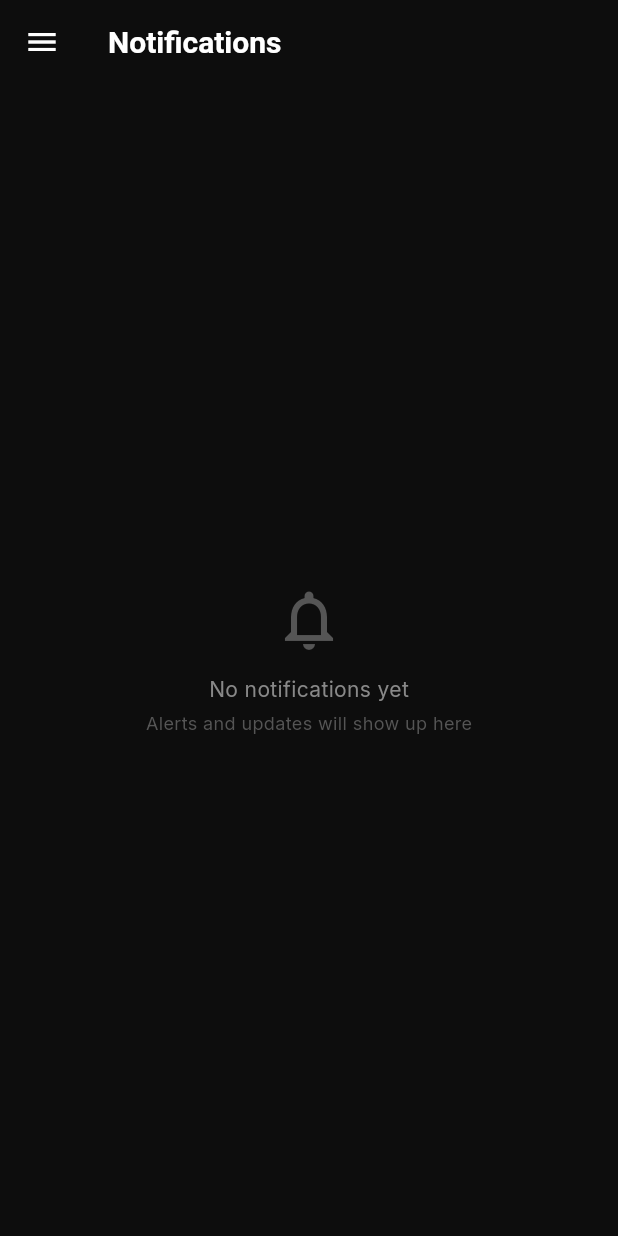
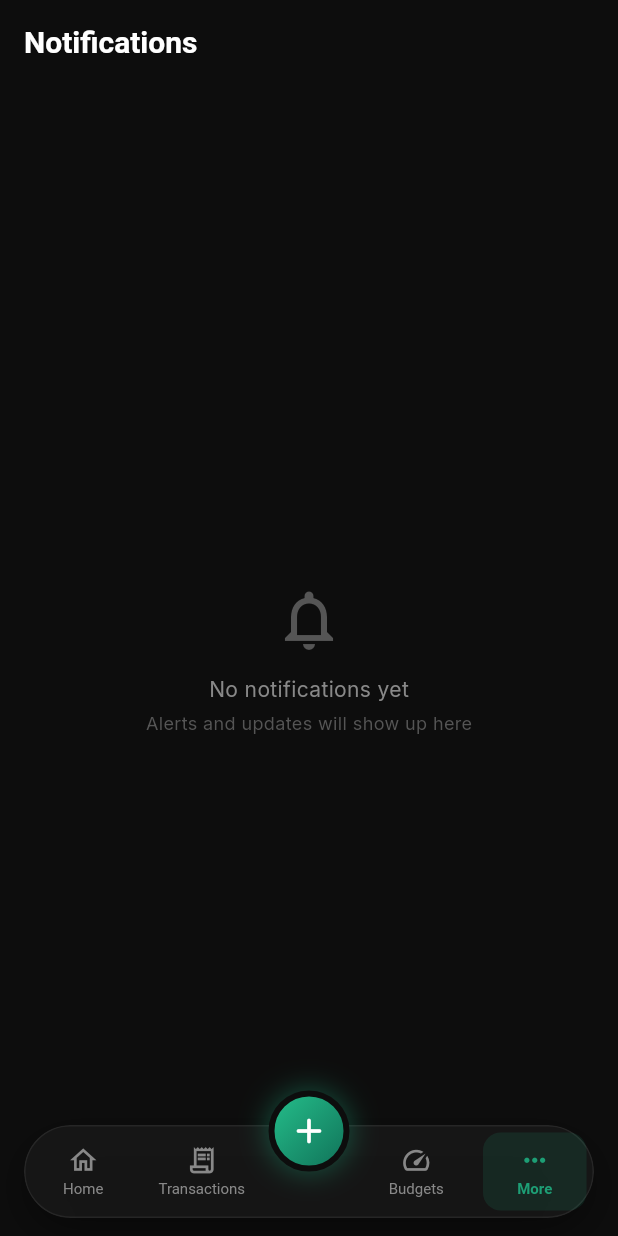
Before and after one commit to Saintzycode/Budgetko, a Flutter app: the NotificationsScreen screen opened by its route, on a phone screen of 412 x 824 dp. Run offline on Flutter 3.47's test engine with Material 3 defaults, Android fonts, the phone set to English and light mode, and no system bars; our stand-ins replace drift, fl_chart, flutter_local_notifications, flutter_riverpod, flutter_spinkit, flutter_timezone and 5 more; accounts and stored records are empty; generated files the repository leaves out were written again.

Commit message:
feat(nav): floating bottom bar replaces the drawer
The drawer is gone. Navigation now runs through a translucent pill that
floats above the content: a 20px BackdropFilter over a 72% opaque
surface, a deeper drop shadow, and insets on all four sides so it reads
as a detached object. The Scaffold sets extendBody so screens scroll
underneath it.

The bar is a Stack overlay rather than bottomNavigationBar, which is
what previously made it look bolted on. The center-docked Quick Add
button keeps its place in the gap between the middle tabs.

AppShell keeps a 30 deep history stack behind PopScope so hardware back
walks screens in the order they were visited and Quick Add returns to
where it was opened from. Reports, Wallets, Goals, Categories,
Recurring, Notifications and Settings moved into a More sheet, keeping
the bar to four targets.

The hamburger leading is removed from every screen that had one.

```diff
--- a/lib/core/router.dart
+++ b/lib/core/router.dart
@@ -1,3 +1,5 @@
+import 'dart:ui' show ImageFilter;
+
 import 'package:flutter/material.dart';
 import 'package:flutter_riverpod/flutter_riverpod.dart';
 import 'package:go_router/go_router.dart';
@@ -17,13 +19,7 @@ import '../features/settings/settings_screen.dart';
 import '../core/theme/app_theme.dart';
 import '../data/repositories/providers.dart';
 
-// ── Global drawer key ──────────────────────────────────────────────────────────
-
-final _drawerKey = GlobalKey<ScaffoldState>();
-
-void openDrawer() {
-  _drawerKey.currentState?.openDrawer();
-}
+// ── Navigation destinations ────────────────────────────────────────────────────
 
 final appRouter = GoRouter(
   initialLocation: '/splash',
@@ -125,8 +121,6 @@ class _AppShellState extends State<AppShell> {
   Widget build(BuildContext context) {
     final location = GoRouterState.of(context).uri.path;
     final isCurrent = ModalRoute.of(context)?.isCurrent ?? true;
-    final showQuickAdd = isCurrent &&
-        (location == '/' || location == '/transactions');
 
     return PopScope(
       canPop: _history.length <= 1,
@@ -134,242 +128,256 @@ class _AppShellState extends State<AppShell> {
         if (!didPop) _goBack();
       },
       child: Scaffold(
-      key: _drawerKey,
         backgroundColor: AppColors.bg,
-      drawer: _AppDrawer(),
-      body: widget.child,
-      floatingActionButton: showQuickAdd
-          ? Material(
-              shape: const CircleBorder(),
-              color: Colors.transparent,
-              elevation: 0,
-              child: InkWell(
-                customBorder: const CircleBorder(),
-                onTap: () => context.push('/quick-add'),
-                child: Container(
-                  width: 60,
-                  height: 60,
-                  decoration: BoxDecoration(
-                    shape: BoxShape.circle,
-                    gradient: const LinearGradient(
-                      begin: Alignment.topLeft,
-                      end: Alignment.bottomRight,
-                      colors: [
-                        AppColors.tealLight,
-                        AppColors.tealDark,
-                      ],
+        // Lets each screen's content scroll underneath the floating bar
+        // instead of stopping at a hard edge above it.
+        extendBody: true,
+        body: Stack(
+          children: [
+            AnimatedSwitcher(
+              duration: const Duration(milliseconds: 180),
+              switchInCurve: Curves.easeOut,
+              switchOutCurve: Curves.easeIn,
+              transitionBuilder: (child, animation) {
+                return FadeTransition(
+                  opacity: animation,
+                  child: child,
+                );
+              },
+              child: KeyedSubtree(
+                key: ValueKey(location),
+                child: widget.child,
               ),
-                    boxShadow: [
-                      BoxShadow(
-                        color: AppColors.teal
-                            .withValues(alpha: 0.5),
-                        blurRadius: 20,
-                        spreadRadius: 2,
+            ),
+            if (isCurrent)
+              Positioned(
+                left: 0,
+                right: 0,
+                bottom: 0,
+                child: _FloatingNavBar(location: location),
               ),
           ],
         ),
-                  child: const Icon(
-                    Icons.add_rounded,
-                    color: Colors.white,
-                    size: 30,
-                  ),
-                ),
-              ),
-            )
-          : null,
-      floatingActionButtonLocation: showQuickAdd
-          ? FloatingActionButtonLocation.endFloat
-          : null,
       ),
     );
   }
 }
 
-// ── Side drawer ────────────────────────────────────────────────────────────────
+// ── Curved bottom navigation ───────────────────────────────────────────────────
 
-class _AppDrawer extends StatelessWidget {
+class _NavTabSpec {
+  final IconData icon;
+  final IconData activeIcon;
+  final String label;
+  final String path;
+  const _NavTabSpec(
+      this.icon, this.activeIcon, this.label, this.path);
+}
+
+const List<_NavTabSpec> _kNavTabs = [
+  _NavTabSpec(Icons.home_outlined, Icons.home, 'Home', '/'),
+  _NavTabSpec(Icons.receipt_long_outlined, Icons.receipt_long,
+      'Transactions', '/transactions'),
+  _NavTabSpec(Icons.speed_outlined, Icons.speed, 'Budgets', '/alerts'),
+];
+
+class _MoreDest {
+  final IconData icon;
+  final String label;
+  final String path;
+  const _MoreDest(this.icon, this.label, this.path);
+}
+
+const List<String> _kMorePaths = [
+  '/reports',
+  '/wallets',
+  '/goals',
+  '/categories',
+  '/recurring',
+  '/notifications',
+  '/settings',
+];
+
+const List<_MoreDest> _kMoreDests = [
+  _MoreDest(Icons.bar_chart_outlined, 'Reports', '/reports'),
+  _MoreDest(
+      Icons.account_balance_wallet_outlined, 'Wallets', '/wallets'),
+  _MoreDest(Icons.savings_outlined, 'Savings Goals', '/goals'),
+  _MoreDest(Icons.category_outlined, 'Categories', '/categories'),
+  _MoreDest(Icons.repeat_outlined, 'Recurring', '/recurring'),
+  _MoreDest(
+      Icons.notifications_outlined, 'Notifications', '/notifications'),
+  _MoreDest(Icons.settings_outlined, 'Settings', '/settings'),
+];
+
+class _FloatingNavBar extends StatelessWidget {
+  final String location;
+  const _FloatingNavBar({required this.location});
+
+  bool get _moreActive => _kMorePaths.contains(location);
+
+  Future<void> _openMore(BuildContext context) async {
+    final messenger = ScaffoldMessenger.of(context);
+    final nav = Navigator.of(context);
+    final router = GoRouter.of(context);
+    await showModalBottomSheet(
+      context: context,
+      backgroundColor: Colors.transparent,
+      isScrollControlled: true,
+      builder: (sheetContext) => Container(
+        decoration: const BoxDecoration(
+          color: AppColors.bgCard,
+          borderRadius:
+              BorderRadius.vertical(top: Radius.circular(28)),
+        ),
+        child: SafeArea(
+          top: false,
+          child: Column(
+            mainAxisSize: MainAxisSize.min,
+            children: [
+              const SizedBox(height: 12),
+              Container(
+                width: 40,
+                height: 4,
+                decoration: BoxDecoration(
+                  color: AppColors.bgSurface,
+                  borderRadius: BorderRadius.circular(2),
+                ),
+              ),
+              const SizedBox(height: 14),
+              for (final dest in _kMoreDests)
+                ListTile(
+                  leading: Container(
+                    width: 40,
+                    height: 40,
+                    decoration: BoxDecoration(
+                      color: AppColors.teal
+                          .withValues(alpha: 0.15),
+                      borderRadius:
+                          BorderRadius.circular(12),
+                    ),
+                    child: Icon(dest.icon,
+                        color: AppColors.teal, size: 20),
+                  ),
+                  title: Text(
+                    dest.label,
+                    style: const TextStyle(
+                      color: AppColors.textPrimary,
+                      fontSize: 15,
+                      fontWeight: FontWeight.w500,
+                    ),
+                  ),
+                  trailing: location == dest.path
+                      ? const Icon(Icons.check,
+                          color: AppColors.teal, size: 18)
+                      : const Icon(Icons.chevron_right,
+                          color: AppColors.textHint, size: 18),
+                  onTap: () {
+                    nav.pop();
+                    router.go(dest.path);
+                  },
+                ),
+              const SizedBox(height: 8),
+            ],
+          ),
+        ),
+      ),
+    );
+    if (messenger.mounted) {
+      messenger.hideCurrentSnackBar();
+    }
+  }
+
   @override
   Widget build(BuildContext context) {
-    final location = GoRouterState.of(context).uri.path;
-
-    return Drawer(
-      child: SafeArea(
-        child: Column(
+    // Inset from every edge so the pill reads as a detached object
+    // rather than a bar bolted to the bottom of the screen.
+    final bottom = MediaQuery.viewPaddingOf(context).bottom;
+    return Padding(
+      padding: EdgeInsets.fromLTRB(16, 0, 16, bottom + 12),
+      child: SizedBox(
+        height: 62,
+        child: Stack(
+          clipBehavior: Clip.none,
+          alignment: Alignment.center,
           children: [
-            // ── Header ──────────────────────────────────────
-            Container(
-              padding: const EdgeInsets.all(24),
-              width: double.infinity,
-              child: Column(
-                crossAxisAlignment: CrossAxisAlignment.start,
-                children: [
-                  Container(
-                    width: 52,
-                    height: 52,
+            Positioned.fill(
+              child: DecoratedBox(
                 decoration: BoxDecoration(
-                      color: AppColors.teal,
-                      borderRadius: BorderRadius.circular(14),
+                  borderRadius: BorderRadius.circular(31),
                   boxShadow: [
                     BoxShadow(
-                          color: AppColors.teal.withValues(alpha: 0.4),
-                          blurRadius: 16,
-                          spreadRadius: 0,
+                      color: Colors.black.withValues(alpha: 0.45),
+                      blurRadius: 24,
+                      spreadRadius: -4,
+                      offset: const Offset(0, 10),
                     ),
                   ],
                 ),
                 child: ClipRRect(
-                      borderRadius: BorderRadius.circular(12),
-                      child: Image.asset(
-                        'assets/android/Logo.png',
-                        fit: BoxFit.contain,
+                  borderRadius: BorderRadius.circular(31),
+                  child: BackdropFilter(
+                    filter: ImageFilter.blur(
+                      sigmaX: 20,
+                      sigmaY: 20,
+                    ),
+                    child: Container(
+                      decoration: BoxDecoration(
+                        color: AppColors.bgCard
+                            .withValues(alpha: 0.72),
+                        borderRadius: BorderRadius.circular(31),
+                        border: Border.all(
+                          color:
+                              Colors.white.withValues(alpha: 0.07),
+                          width: 1,
+                        ),
+                      ),
+                      child: const SizedBox.expand(),
                     ),
                   ),
                 ),
-                  const SizedBox(height: 12),
-                  const Text(
-                    'BudgetKo',
-                    style: TextStyle(
-                      color: AppColors.textPrimary,
-                      fontSize: 22,
-                      fontWeight: FontWeight.w800,
               ),
             ),
-                  const Text(
-                    'Manage your money',
-                    style: TextStyle(
-                      color: AppColors.textSecondary,
-                      fontSize: 13,
+              Positioned.fill(
+                child: Row(
+                  children: [
+                    _NavTab(
+                      spec: _kNavTabs[0],
+                      selected: location == _kNavTabs[0].path,
+                      onTap: () =>
+                          context.go(_kNavTabs[0].path),
                     ),
+                    _NavTab(
+                      spec: _kNavTabs[1],
+                      selected: location == _kNavTabs[1].path,
+                      onTap: () =>
+                          context.go(_kNavTabs[1].path),
+                    ),
+                    const SizedBox(width: 64),
+                    _NavTab(
+                      spec: _kNavTabs[2],
+                      selected: location == _kNavTabs[2].path,
+                      showBadge: true,
+                      onTap: () =>
+                          context.go(_kNavTabs[2].path),
+                    ),
+                    _NavTab(
+                      spec: const _NavTabSpec(
+                          Icons.more_horiz, Icons.more_horiz,
+                          'More', ''),
+                      selected: _moreActive,
+                      onTap: () => _openMore(context),
                     ),
                   ],
                 ),
               ),
-            const Divider(height: 1),
-            const SizedBox(height: 8),
-
-            // ── Nav items ────────────────────────────────────
-            Expanded(
-              child: ListView(
-                padding: const EdgeInsets.symmetric(
-                    horizontal: 12),
-                children: [
-                  _DrawerItem(
-                    icon: Icons.home_outlined,
-                    activeIcon: Icons.home,
-                    label: 'Home',
-                    path: '/',
-                    currentPath: location,
-                    onTap: () {
-                      Navigator.pop(context);
-                      context.go('/');
-                    },
-                  ),
-                  _DrawerItem(
-                    icon: Icons.receipt_long_outlined,
-                    activeIcon: Icons.receipt_long,
-                    label: 'Transactions',
-                    path: '/transactions',
-                    currentPath: location,
-                    onTap: () {
-                      Navigator.pop(context);
-                      context.go('/transactions');
-                    },
-                  ),
-                  _DrawerItem(
-                    icon: Icons.notifications_outlined,
-                    activeIcon: Icons.notifications,
-                    label: 'Notifications',
-                    path: '/notifications',
-                    currentPath: location,
-                    trailing:
-                        const _NotificationCountBadge(),
-                    onTap: () {
-                      Navigator.pop(context);
-                      context.go('/notifications');
-                    },
-                  ),
-                  _DrawerItem(
-                    icon: Icons.account_balance_wallet_outlined,
-                    activeIcon: Icons.account_balance_wallet,
-                    label: 'Wallets',
-                    path: '/wallets',
-                    currentPath: location,
-                    onTap: () {
-                      Navigator.pop(context);
-                      context.go('/wallets');
-                    },
-                  ),
-                  _DrawerItem(
-                    icon: Icons.savings_outlined,
-                    activeIcon: Icons.savings,
-                    label: 'Savings Goals',
-                    path: '/goals',
-                    currentPath: location,
-                    onTap: () {
-                      Navigator.pop(context);
-                      context.go('/goals');
-                    },
-                  ),
-                  _DrawerItem(
-                    icon: Icons.notifications_outlined,
-                    activeIcon: Icons.notifications,
-                    label: 'Spending Limits',
-                    path: '/alerts',
-                    currentPath: location,
-                    onTap: () {
-                      Navigator.pop(context);
-                      context.go('/alerts');
-                    },
-                  ),
-                  _DrawerItem(
-                    icon: Icons.repeat_outlined,
-                    activeIcon: Icons.repeat,
-                    label: 'Recurring',
-                    path: '/recurring',
-                    currentPath: location,
-                    onTap: () {
-                      Navigator.pop(context);
-                      context.go('/recurring');
-                    },
-                  ),
-                  _DrawerItem(
-                    icon: Icons.bar_chart_outlined,
-                    activeIcon: Icons.bar_chart,
-                    label: 'Reports',
-                    path: '/reports',
-                    currentPath: location,
-                    onTap: () {
-                      Navigator.pop(context);
-                      context.go('/reports');
-                    },
-                  ),
-                  const SizedBox(height: 8),
-                  const Divider(),
-                  const SizedBox(height: 8),
-                  _DrawerItem(
-                    icon: Icons.settings_outlined,
-                    activeIcon: Icons.settings,
-                    label: 'Settings',
-                    path: '/settings',
-                    currentPath: location,
-                    onTap: () {
-                      Navigator.pop(context);
-                      context.go('/settings');
-                    },
-                  ),
-                ],
-              ),
-            ),
-
-            // ── Footer ───────────────────────────────────────
-            const Padding(
-              padding: EdgeInsets.all(16),
-              child: Text(
-                'BudgetKo v2.1.0',
-                style: TextStyle(
-                  color: AppColors.textHint,
-                  fontSize: 12,
-                ),
+              Positioned(
+                left: 0,
+                right: 0,
+                top: -23,
+                child: Center(
+                  child: _QuickAddDockButton(
+                      origin: location),
                 ),
               ),
             ],
@@ -379,121 +387,147 @@ class _AppDrawer extends StatelessWidget {
   }
 }
 
-// ── Drawer item ────────────────────────────────────────────────────────────────
-
-class _DrawerItem extends StatelessWidget {
-  final IconData icon;
-  final IconData activeIcon;
-  final String label;
-  final String path;
-  final String currentPath;
+class _NavTab extends StatelessWidget {
+  final _NavTabSpec spec;
+  final bool selected;
   final VoidCallback onTap;
-  final Widget? trailing;
-
-  const _DrawerItem({
-    required this.icon,
-    required this.activeIcon,
-    required this.label,
-    required this.path,
-    required this.currentPath,
+  final bool showBadge;
+  const _NavTab({
+    required this.spec,
+    required this.selected,
     required this.onTap,
-    this.trailing,
+    this.showBadge = false,
   });
-
-  bool get isActive => currentPath == path;
 
   @override
   Widget build(BuildContext context) {
-    return GestureDetector(
+    return Expanded(
+      child: InkWell(
         onTap: onTap,
+        borderRadius: BorderRadius.circular(12),
         child: AnimatedContainer(
-        duration: const Duration(milliseconds: 200),
-        margin: const EdgeInsets.only(bottom: 4),
-        padding: const EdgeInsets.symmetric(
-            horizontal: 16, vertical: 12),
+          duration: const Duration(milliseconds: 180),
+          curve: Curves.easeOut,
+          margin:
+              const EdgeInsets.symmetric(horizontal: 5, vertical: 5),
           decoration: BoxDecoration(
-          color: isActive
-              ? AppColors.teal.withValues(alpha: 0.15)
+            color: selected
+                ? AppColors.teal.withValues(alpha: 0.14)
                 : Colors.transparent,
-          borderRadius: BorderRadius.circular(14),
-          border: Border.all(
-            color: isActive
-                ? AppColors.teal.withValues(alpha: 0.3)
-                : Colors.transparent,
-            width: 0.5,
+            borderRadius: BorderRadius.circular(12),
+          ),
+          child: Column(
+            mainAxisAlignment: MainAxisAlignment.center,
+            children: [
+              Stack(
+                clipBehavior: Clip.none,
+                children: [
+                  AnimatedSwitcher(
+                    duration: const Duration(milliseconds: 160),
+                    child: Icon(
+                      selected ? spec.activeIcon : spec.icon,
+                      key: ValueKey(selected),
+                      color: selected
+                          ? AppColors.teal
+                          : AppColors.textSecondary,
+                      size: 21,
                     ),
                   ),
-        child: Row(
-          children: [
-            Icon(
-              isActive ? activeIcon : icon,
-              color: isActive
+                  if (showBadge) const _OverBudgetDot(),
+                ],
+              ),
+              const SizedBox(height: 3),
+              AnimatedDefaultTextStyle(
+                duration: const Duration(milliseconds: 180),
+                style: TextStyle(
+                  color: selected
                       ? AppColors.teal
                       : AppColors.textSecondary,
-              size: 22,
-            ),
-            const SizedBox(width: 14),
-            Text(
-              label,
-              style: TextStyle(
-                color: isActive
-                    ? AppColors.teal
-                    : AppColors.textPrimary,
-                fontWeight: isActive
+                  fontSize: 10,
+                  fontWeight: selected
                       ? FontWeight.w600
                       : FontWeight.w400,
-                fontSize: 15,
                 ),
+                child: Text(
+                  spec.label,
+                  maxLines: 1,
+                  overflow: TextOverflow.ellipsis,
                 ),
-            if (trailing != null) ...[
-              const Spacer(),
-              trailing!,
-            ] else if (isActive) ...[
-              const Spacer(),
-              Container(
-                width: 6,
-                height: 6,
-                decoration: BoxDecoration(
-                  color: AppColors.teal,
-                  shape: BoxShape.circle,
-                  boxShadow: [
-                    BoxShadow(
-                      color: AppColors.teal.withValues(alpha: 0.5),
-                      blurRadius: 6,
               ),
             ],
           ),
-              ),
-            ],
-          ],
         ),
       ),
     );
   }
 }
 
-class _NotificationCountBadge extends ConsumerWidget {
-  const _NotificationCountBadge();
+class _OverBudgetDot extends ConsumerWidget {
+  const _OverBudgetDot();
 
   @override
   Widget build(BuildContext context, WidgetRef ref) {
-    final unread = ref.watch(unreadNotificationsProvider);
-    if (unread <= 0) return const SizedBox.shrink();
-    return Container(
-      padding: const EdgeInsets.symmetric(
-          horizontal: 8, vertical: 3),
-      decoration: BoxDecoration(
-        color:
-            AppColors.expense.withValues(alpha: 0.15),
-        borderRadius: BorderRadius.circular(10),
+    final statusesAsync =
+        ref.watch(categoryBudgetStatusProvider);
+    final count = statusesAsync.valueOrNull
+            ?.where((s) => s.isOver)
+            .length ??
+        0;
+    if (count == 0) return const SizedBox.shrink();
+    return Positioned(
+      right: -5,
+      top: -3,
+      child: Container(
+        width: 8,
+        height: 8,
+        decoration: const BoxDecoration(
+          color: AppColors.expense,
+          shape: BoxShape.circle,
         ),
-      child: Text(
-        unread > 99 ? '99+' : '$unread',
-        style: const TextStyle(
-            color: AppColors.expense,
-            fontSize: 11,
-            fontWeight: FontWeight.w700),
       ),
     );
   }
 }
+
+class _QuickAddDockButton extends StatelessWidget {
+  final String origin;
+  const _QuickAddDockButton({required this.origin});
+
+  @override
+  Widget build(BuildContext context) {
+    return Container(
+      width: 54,
+      height: 54,
+      decoration: BoxDecoration(
+        shape: BoxShape.circle,
+        gradient: const LinearGradient(
+          begin: Alignment.topLeft,
+          end: Alignment.bottomRight,
+          colors: [AppColors.tealLight, AppColors.tealDark],
+        ),
+        border: Border.all(color: AppColors.bg, width: 4),
+        boxShadow: [
+          BoxShadow(
+            color: AppColors.teal.withValues(alpha: 0.45),
+            blurRadius: 16,
+            spreadRadius: 1,
+          ),
+        ],
+      ),
+      child: Material(
+        color: Colors.transparent,
+        shape: const CircleBorder(),
+        child: InkWell(
+          customBorder: const CircleBorder(),
+          onTap: () => context.push(
+              '/quick-add?from=${Uri.encodeComponent(origin)}'),
+          child: const Icon(
+            Icons.add_rounded,
+            color: Colors.white,
+            size: 28,
+          ),
+        ),
+      ),
+    );
+  }
+}
--- a/lib/features/notifications/notifications_screen.dart
+++ b/lib/features/notifications/notifications_screen.dart
@@ -1,4 +1,3 @@
-import '../../core/router.dart';
 import 'package:flutter/material.dart';
 import 'package:flutter_riverpod/flutter_riverpod.dart';
 import 'package:go_router/go_router.dart';
@@ -21,13 +20,6 @@ class NotificationsScreen extends ConsumerWidget {
       backgroundColor: AppColors.bg,
       appBar: AppBar(
         backgroundColor: AppColors.bg,
-        leading: Builder(
-          builder: (context) => IconButton(
-            icon: const Icon(Icons.menu,
-                color: AppColors.textPrimary),
-            onPressed: () => openDrawer(),
-          ),
-        ),
         title: const Text(
           'Notifications',
           style: TextStyle(
```
Also changed, not shown: lib/features/categories/categories_screen.dart (+0 -8 lines), lib/features/reports/reports_screen.dart (+0 -8 lines). Lines whose indentation alone changed are shown as unchanged.
